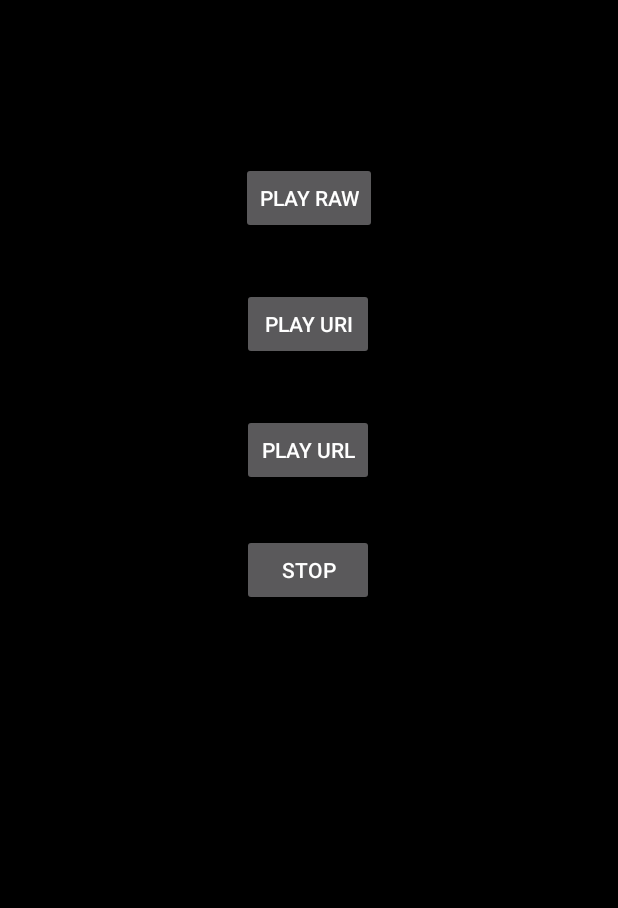
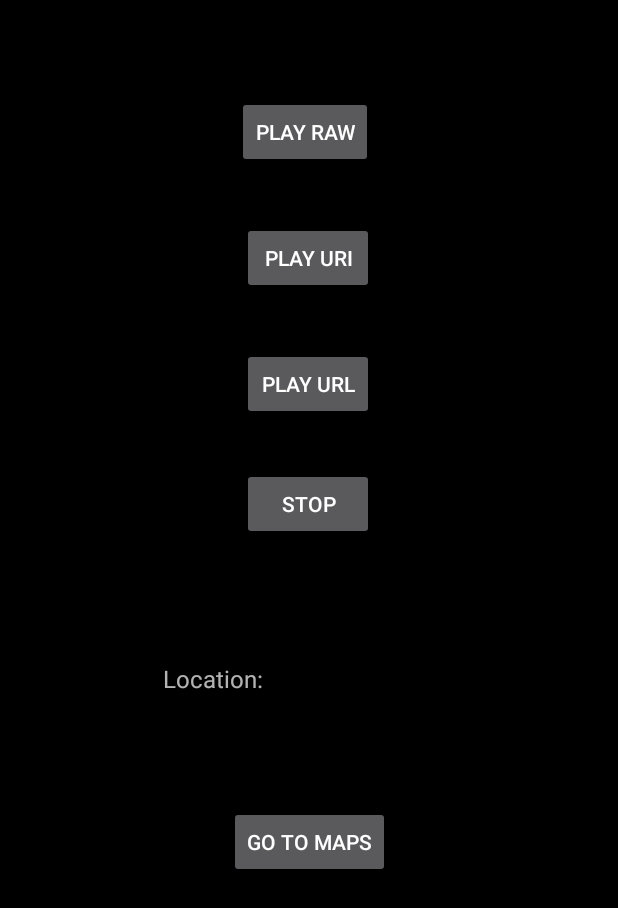
Before and after one commit to windbow27/mobile-demo, an Android app: the screen it shows after launch (MainActivity), on a phone screen of 412 x 824 dp. Shown: the top 908 px of the screen. Run offline under Robolectric (Android 15) with nearby library versions, the phone set to English and light mode, and no system bars.

Commit message:
added google maps

```diff
--- a/app/build.gradle.kts
+++ b/app/build.gradle.kts
@@ -40,6 +40,8 @@ dependencies {
     implementation(libs.androidx.core.ktx)
     implementation(libs.androidx.appcompat)
     implementation(libs.material)
+    implementation(libs.play.services.location)
+    implementation(libs.play.services.maps)
     testImplementation(libs.junit)
     androidTestImplementation(libs.androidx.junit)
     androidTestImplementation(libs.androidx.espresso.core)
--- a/app/src/main/java/com/example/mobile_demo/MainActivity.kt
+++ b/app/src/main/java/com/example/mobile_demo/MainActivity.kt
@@ -1,6 +1,11 @@
 package com.example.mobile_demo
 
+import android.Manifest
+import android.Manifest.permission.ACCESS_COARSE_LOCATION
+import android.annotation.SuppressLint
 import android.content.Context
+import android.content.Intent
+import android.content.pm.PackageManager
 import android.media.AudioAttributes
 import android.media.MediaPlayer
 import android.net.Uri
@@ -15,6 +20,11 @@ import androidx.core.view.ViewCompat
 import androidx.core.view.WindowInsetsCompat
 import android.widget.Button
 import android.widget.TextView
+import com.google.android.gms.location.FusedLocationProviderClient
+import com.google.android.gms.location.LocationServices
+import android.location.Location
+import androidx.core.app.ActivityCompat
+import androidx.core.content.ContextCompat
 import java.io.BufferedReader
 import java.io.File
 import java.io.FileInputStream
@@ -22,8 +32,14 @@ import java.io.FileOutputStream
 import java.io.InputStreamReader
 
 class MainActivity : AppCompatActivity() {
+    // media player
     private var mediaPlayer: MediaPlayer? = null
     private var wifiLock: WifiManager.WifiLock? = null
+
+    // location
+    private lateinit var mFusedLocationClient: FusedLocationProviderClient
+
+    @SuppressLint("SetTextI18n")
     override fun onCreate(savedInstanceState: Bundle?) {
         super.onCreate(savedInstanceState)
         enableEdgeToEdge()
@@ -34,6 +50,7 @@ class MainActivity : AppCompatActivity() {
             insets
         }
 
+        // media player
         val button1 = findViewById<Button>(R.id.button1)
         button1.setOnClickListener {
             mediaPlayer = MediaPlayer.create(this, R.raw.theme)
@@ -97,5 +114,34 @@ class MainActivity : AppCompatActivity() {
             mediaPlayer?.release()
             mediaPlayer = null
         }
+
+        // location
+        mFusedLocationClient = LocationServices.getFusedLocationProviderClient(this)
+
+        if (ContextCompat.checkSelfPermission(this, ACCESS_COARSE_LOCATION)
+            != PackageManager.PERMISSION_GRANTED) {
+            ActivityCompat.requestPermissions(this,
+                arrayOf(ACCESS_COARSE_LOCATION), 1)
+        }
+
+        mFusedLocationClient.lastLocation
+            .addOnSuccessListener { location: Location? ->
+                val locationView = findViewById<TextView>(R.id.locationView)
+                if (location != null) {
+                    locationView.text = "Latitude: ${location.latitude}, Longitude: ${location.longitude}"
+                    Log.d("LocationUpdate", "Location updated: Latitude: ${location.latitude}, Longitude: ${location.longitude}")
+                } else {
+                    locationView.text = "Location is null"
+                    Log.d("LocationUpdate", "Location is null")
+                }
+            }
+
+        // map
+        val mapsButton = findViewById<Button>(R.id.button_maps)
+        mapsButton.setOnClickListener {
+            val intent = Intent(this, MapsActivity::class.java)
+            startActivity(intent)
+        }
+
     }
 }
--- a/app/src/main/res/layout/activity_main.xml
+++ b/app/src/main/res/layout/activity_main.xml
@@ -12,9 +12,10 @@
         android:id="@+id/button1"
         android:layout_width="wrap_content"
         android:layout_height="wrap_content"
-        android:layout_marginTop="108dp"
+        android:layout_marginTop="64dp"
         android:text="Play Raw"
         app:layout_constraintEnd_toEndOf="parent"
+        app:layout_constraintHorizontal_bias="0.492"
         app:layout_constraintStart_toStartOf="parent"
         app:layout_constraintTop_toTopOf="parent" />
 
@@ -51,5 +52,27 @@
         app:layout_constraintStart_toStartOf="parent"
         app:layout_constraintTop_toBottomOf="@+id/button3" />
 
+    <TextView
+        android:id="@+id/locationView"
+        android:layout_width="195dp"
+        android:layout_height="84dp"
+        android:text="Location: "
+        android:textSize="16sp"
+        app:layout_constraintBottom_toBottomOf="parent"
+        app:layout_constraintEnd_toEndOf="parent"
+        app:layout_constraintStart_toStartOf="parent"
+        app:layout_constraintTop_toBottomOf="@+id/stopButton"
+        app:layout_constraintVertical_bias="0.214" />
+
+    <Button
+        android:id="@+id/button_maps"
+        android:layout_width="wrap_content"
+        android:layout_height="wrap_content"
+        android:layout_marginTop="12dp"
+        android:text="Go to Maps"
+        app:layout_constraintEnd_toEndOf="parent"
+        app:layout_constraintStart_toStartOf="parent"
+        app:layout_constraintTop_toBottomOf="@+id/locationView" />
+
 
 </androidx.constraintlayout.widget.ConstraintLayout>
--- a/gradle/libs.versions.toml
+++ b/gradle/libs.versions.toml
@@ -7,6 +7,8 @@ junitVersion = "1.1.5"
 espressoCore = "3.5.1"
 appcompat = "1.6.1"
 material = "1.11.0"
+playServicesLocation = "21.2.0"
+playServicesMaps = "18.2.0"
 
 [libraries]
 androidx-core-ktx = { group = "androidx.core", name = "core-ktx", version.ref = "coreKtx" }
@@ -15,6 +17,8 @@ androidx-junit = { group = "androidx.test.ext", name = "junit", version.ref = "j
 androidx-espresso-core = { group = "androidx.test.espresso", name = "espresso-core", version.ref = "espressoCore" }
 androidx-appcompat = { group = "androidx.appcompat", name = "appcompat", version.ref = "appcompat" }
 material = { group = "com.google.android.material", name = "material", version.ref = "material" }
+play-services-location = { group = "com.google.android.gms", name = "play-services-location", version.ref = "playServicesLocation" }
+play-services-maps = { group = "com.google.android.gms", name = "play-services-maps", version.ref = "playServicesMaps" }
 
 [plugins]
 androidApplication = { id = "com.android.application", version.ref = "agp" }
```
Also changed, not shown: app/src/main/AndroidManifest.xml (+13 -0 lines), app/src/main/java/com/example/mobile_demo/MapsActivity.kt (added, +31 -0 lines), app/src/main/res/layout/activity_maps.xml (added, +9 -0 lines).
